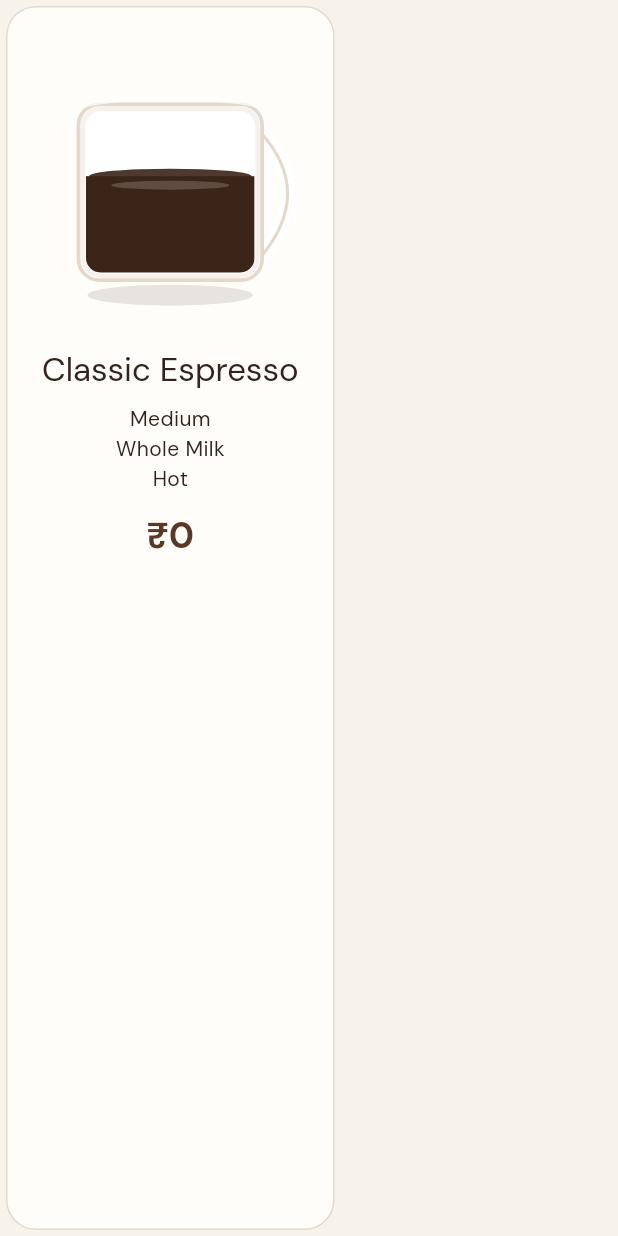
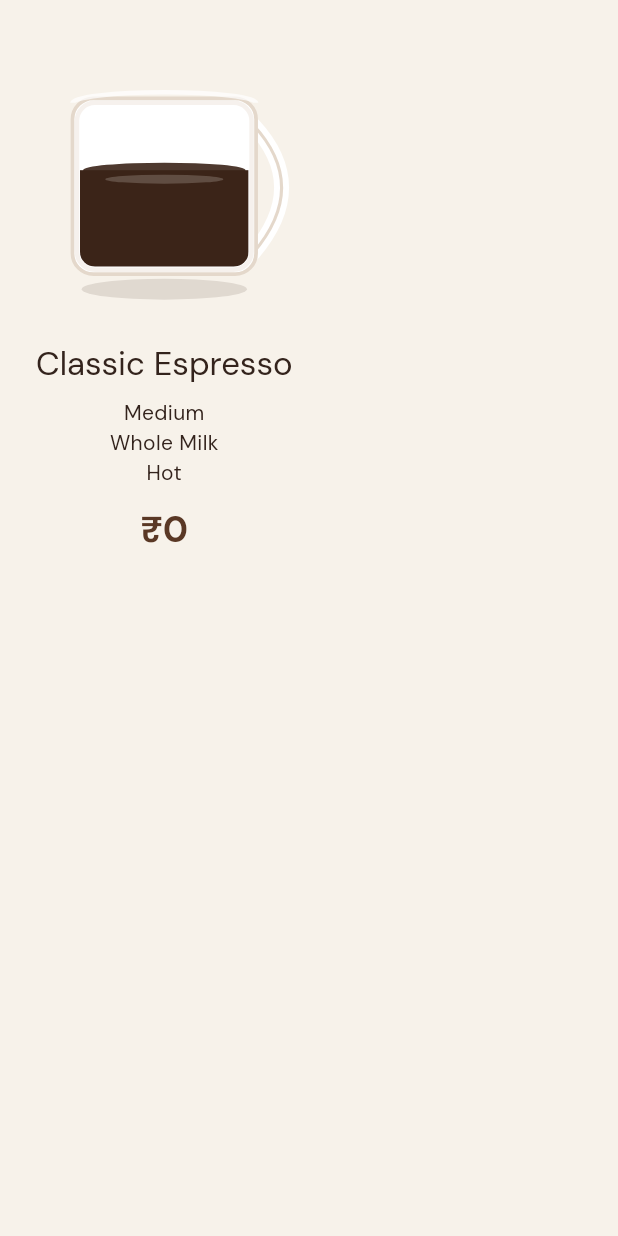
Before and after one commit to atirek-pothiwala/brew-coffee, a Flutter app: the _Preview widget shown alone on an empty page, opened directly with empty values, on a phone screen of 412 x 824 dp. Run offline on Flutter 3.47's test engine with Material 3 defaults, Android fonts, the phone set to English and light mode, and no system bars; our stand-ins replace equatable, flutter_bloc, go_router, google_fonts, shared_preferences; accounts and stored records are empty.

Commit message:
Remove card background from customization mug preview

```diff
--- a/lib/features/coffee_customization/customization_screen.dart
+++ b/lib/features/coffee_customization/customization_screen.dart
@@ -64,10 +64,10 @@ class _Preview extends StatelessWidget {
 
   @override
   Widget build(BuildContext context) {
-    return Card(
-      child: Padding(
+    return Padding(
       padding: const EdgeInsets.all(24),
       child: Column(
+        crossAxisAlignment: CrossAxisAlignment.center,
         children: [
           const CoffeeCupView(
             visual: CupVisualState(espressoLevel: 0.4, milkLevel: 0.2),
@@ -77,10 +77,15 @@ class _Preview extends StatelessWidget {
           Text(
             customization.coffee.name,
             style: Theme.of(context).textTheme.titleLarge,
+            textAlign: TextAlign.center,
           ),
           const SizedBox(height: 8),
           ...customization.summaryLines().map(
-                  (l) => Text(l, style: Theme.of(context).textTheme.bodyMedium),
+                (l) => Text(
+                  l,
+                  style: Theme.of(context).textTheme.bodyMedium,
+                  textAlign: TextAlign.center,
+                ),
               ),
           const SizedBox(height: 12),
           Text(
@@ -91,7 +96,6 @@ class _Preview extends StatelessWidget {
                 ),
           ),
         ],
-        ),
       ),
     );
   }
```
Lines whose indentation alone changed are shown as unchanged.
